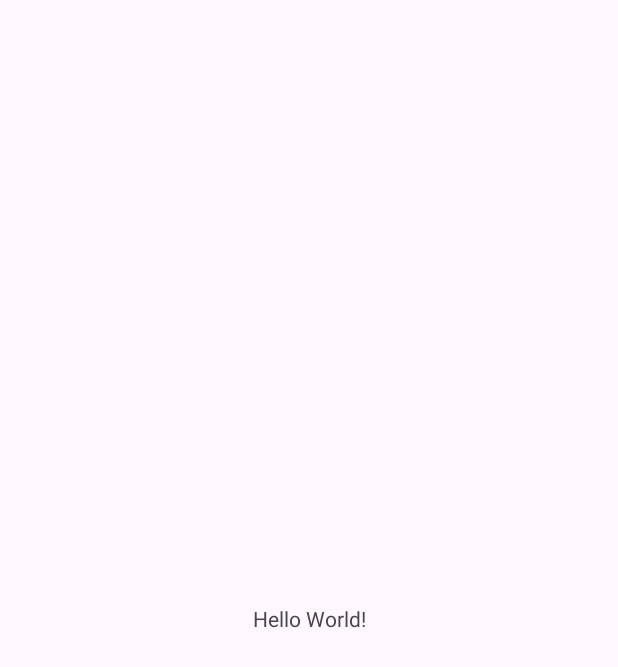
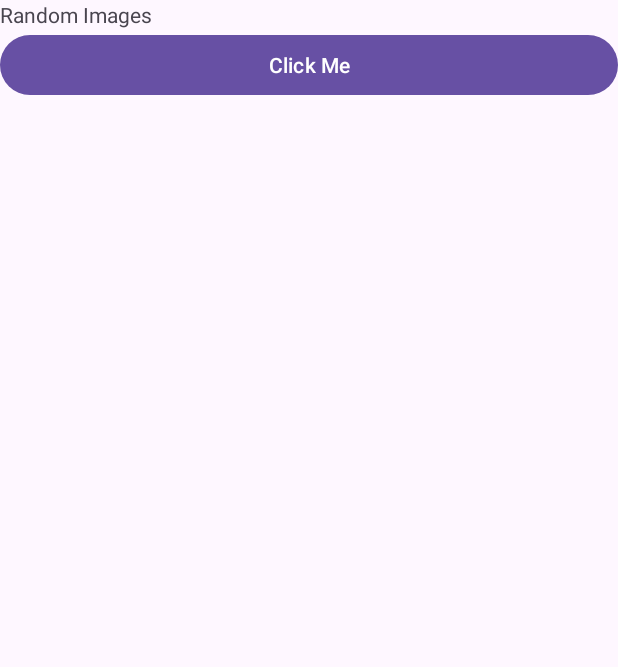
Before and after one commit to Vin11704/Q_less_java, an Android app: the screen it shows after launch (MainActivity), on a phone screen of 412 x 824 dp. Before the commit the part shown is almost empty. Shown: the top 667 px of the screen. Run offline under Robolectric (Android 15) with nearby library versions, the phone set to English and light mode, and no system bars.

Commit message:
owen tries to commit

```diff
--- a/app/src/main/res/layout/activity_main.xml
+++ b/app/src/main/res/layout/activity_main.xml
@@ -1,18 +1,22 @@
 <?xml version="1.0" encoding="utf-8"?>
-<androidx.constraintlayout.widget.ConstraintLayout xmlns:android="http://schemas.android.com/apk/res/android"
+<LinearLayout xmlns:android="http://schemas.android.com/apk/res/android"
     xmlns:app="http://schemas.android.com/apk/res-auto"
     xmlns:tools="http://schemas.android.com/tools"
     android:layout_width="match_parent"
     android:layout_height="match_parent"
+    android:orientation="vertical"
     tools:context=".MainActivity">
 
     <TextView
-        android:layout_width="wrap_content"
+        android:layout_width="match_parent"
         android:layout_height="wrap_content"
-        android:text="Hello World!"
-        app:layout_constraintBottom_toBottomOf="parent"
-        app:layout_constraintEnd_toEndOf="parent"
-        app:layout_constraintStart_toStartOf="parent"
-        app:layout_constraintTop_toTopOf="parent" />
+        android:layout_gravity="center"
+        android:text="Random Images" />
 
-</androidx.constraintlayout.widget.ConstraintLayout>
+    <Button
+        android:id="@+id/charaButton"
+        android:layout_width="match_parent"
+        android:layout_height="wrap_content"
+        android:text="Click Me" />
+
+</LinearLayout>
```
